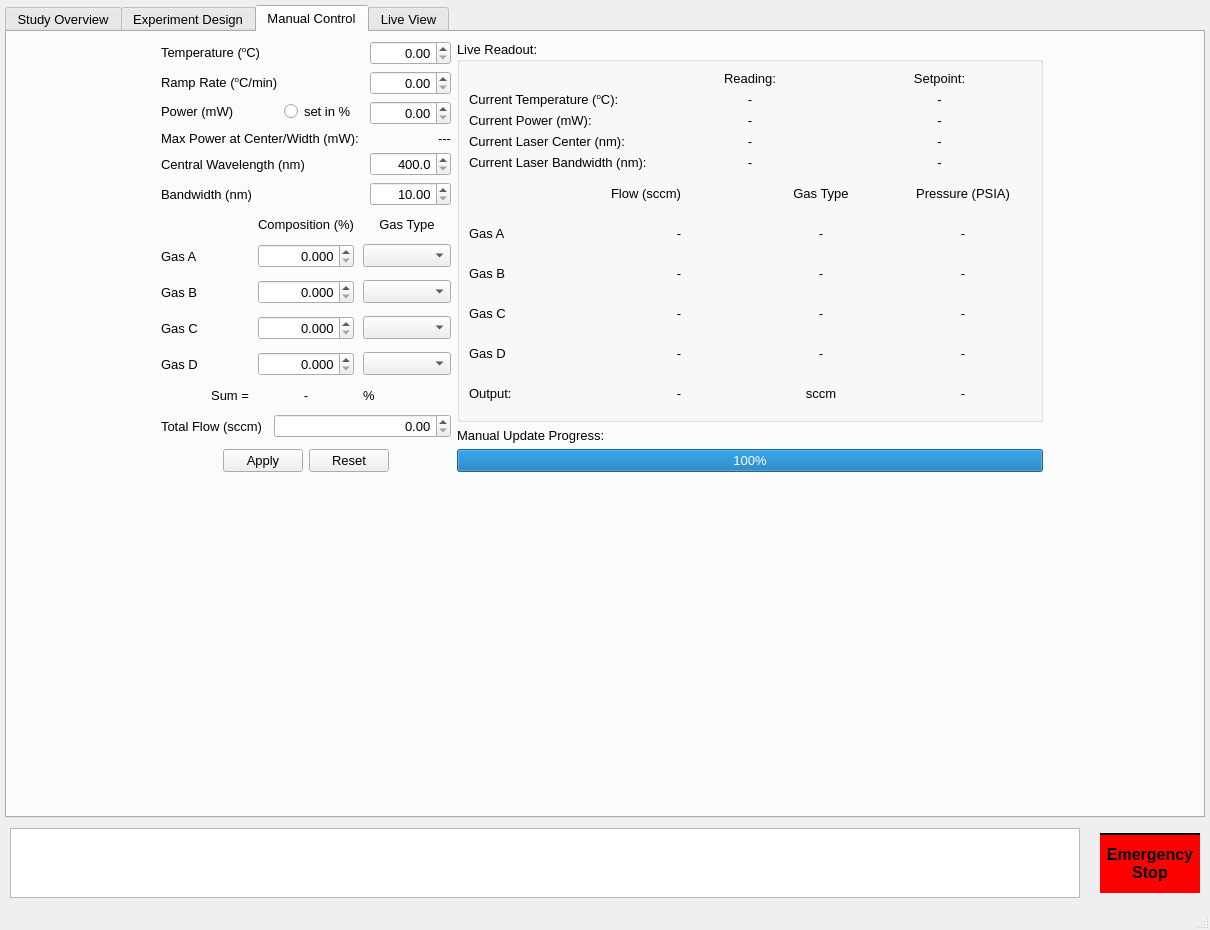
First picture: the form in catalight/gui_components/reactorUI.ui, repository Dionne-Lab/catalight, before the edit.
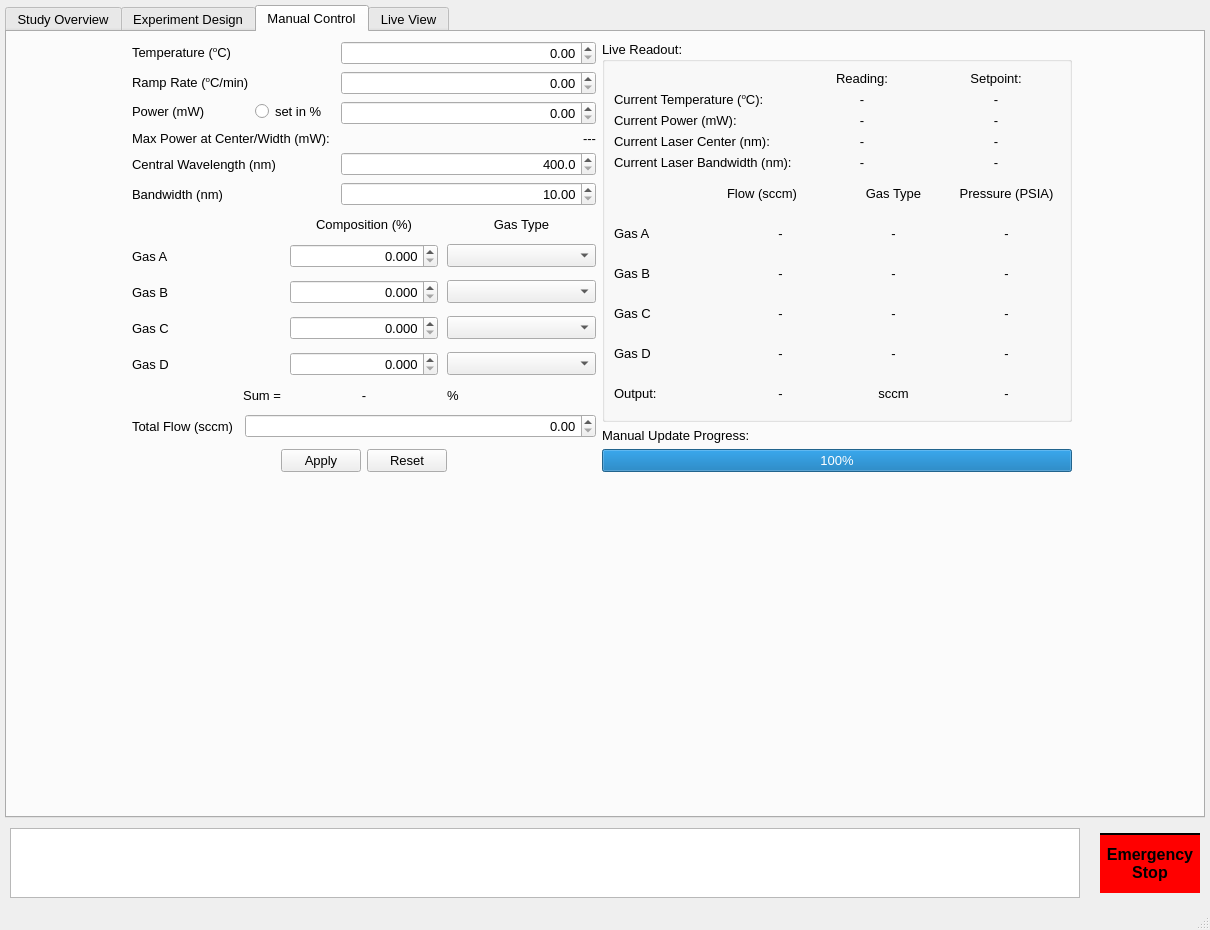
Second picture: the form after the edit. Icons and pictures are not drawn. Custom widgets are drawn as their Qt base class.

```diff
--- a/catalight/gui_components/reactorUI.ui
+++ b/catalight/gui_components/reactorUI.ui
@@ -968,7 +968,7 @@
        <attribute name="title">
         <string>Manual Control</string>
        </attribute>
-       <layout class="QGridLayout" name="gridLayout_4" columnstretch="1,2,2,2,1">
+       <layout class="QGridLayout" name="gridLayout_4" columnstretch="1,4,2,2,1">
         <item row="1" column="2">
          <widget class="QLabel" name="label_18">
           <property name="text">
@@ -1158,8 +1158,14 @@
                 </property>
                </widget>
               </item>
-              <item>
+              <item alignment="Qt::AlignRight">
                <widget class="QRadioButton" name="set_in_percent">
+                <property name="toolTip">
+                 <string>Clicking this option will allow you to set the power of a tunable laser (i.e. NKT) in percent instead of mW.</string>
+                </property>
+                <property name="layoutDirection">
+                 <enum>Qt::LeftToRight</enum>
+                </property>
                 <property name="text">
                  <string>set in %</string>
                 </property>
```
